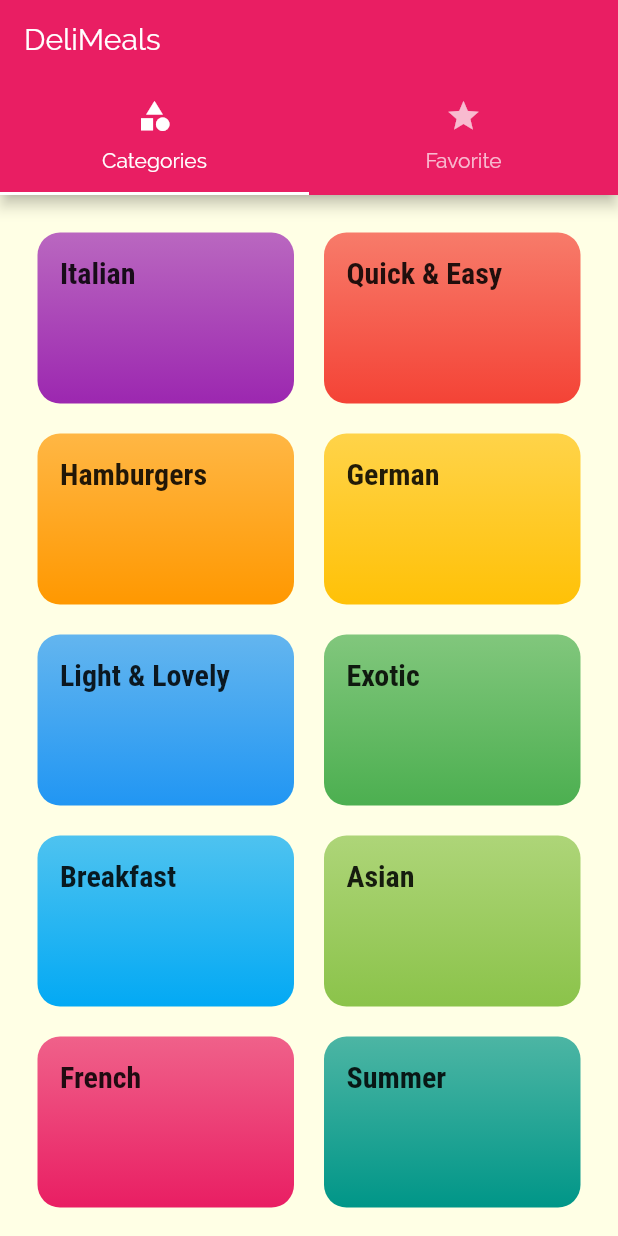
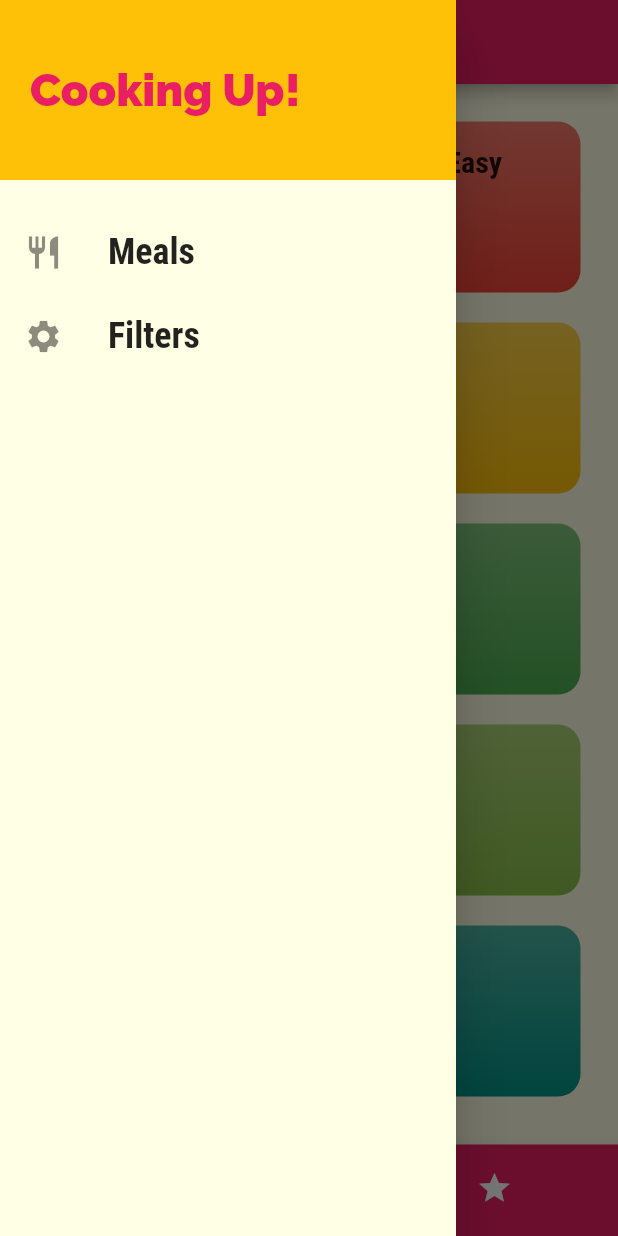
Before and after one commit to gaiyadev/deliMeals, a Flutter app: the screen it shows after launch, with the side drawer open (before the commit the screen has no drawer), on a phone screen of 412 x 824 dp. Run offline on Flutter 3.47's test engine with Material 2 defaults, Android fonts, the phone set to English and light mode, and no system bars.

Commit message:
Add: added drawer and some cool things

```diff
--- a/lib/main.dart
+++ b/lib/main.dart
@@ -1,5 +1,6 @@
 import 'package:flutter/material.dart';
 import 'package:navigation/screen/category_meals_screen.dart';
+import 'package:navigation/screen/filters_screen.dart';
 import 'package:navigation/screen/meal_details_screen.dart';
 import 'package:navigation/screen/tabs_screen.dart';
 
@@ -32,6 +33,7 @@ class MyApp extends StatelessWidget {
         '/': (context) => TabsScreen(),
         CategoryMealScreen.id: (context) => CategoryMealScreen(),
         MealDetailsScreen.id: (context) => MealDetailsScreen(),
+        FilterScreen.id: (context) => FilterScreen(),
       },
     );
   }
--- /dev/null
+++ b/lib/screen/filters_screen.dart
@@ -0,0 +1,19 @@
+import 'package:flutter/material.dart';
+import 'package:navigation/widgets/main_drawer.dart';
+
+class FilterScreen extends StatelessWidget {
+  static const id = 'filterScreen';
+
+  @override
+  Widget build(BuildContext context) {
+    return Scaffold(
+      appBar: AppBar(
+        title: Text('Your Filters'),
+      ),
+      drawer: MainDrawer(),
+      body: Center(
+        child: Text('Filters'),
+      ),
+    );
+  }
+}
--- a/lib/screen/tabs_screen.dart
+++ b/lib/screen/tabs_screen.dart
@@ -1,6 +1,7 @@
 import 'package:flutter/material.dart';
 import 'package:navigation/screen/categories_screen.dart';
 import 'package:navigation/screen/fovoriteScreen.dart';
+import 'package:navigation/widgets/main_drawer.dart';
 
 class TabsScreen extends StatefulWidget {
   @override
@@ -8,34 +9,55 @@ class TabsScreen extends StatefulWidget {
 }
 
 class _TabsScreenState extends State<TabsScreen> {
+  final List<Map<String, Object>> _pages = [
+    {
+      'page': CategoriesScreen(),
+      'title': 'Categories',
+    },
+    {
+      'page': FavoriteScreen(),
+      'title': 'Favorites',
+    }
+  ];
+
+  int _selectedPageIndex = 0;
+
+  void _selectPage(int index) {
+    setState(() {
+      _selectedPageIndex = index;
+    });
+  }
+
   @override
   Widget build(BuildContext context) {
-    return DefaultTabController(
-      length: 2,
-      initialIndex: 0,
-      child: Scaffold(
-        appBar: AppBar(
-          title: Text('DeliMeals'),
-          bottom: TabBar(
-            tabs: [
-              Tab(
-                icon: Icon(Icons.category),
-                text: 'Categories',
+    return Scaffold(
+      appBar: AppBar(
+        title: Text(_pages[_selectedPageIndex]['title']),
+      ),
+      drawer: MainDrawer(),
+      body: _pages[_selectedPageIndex]['page'],
+      bottomNavigationBar: BottomNavigationBar(
+        onTap: _selectPage,
+        items: [
+          BottomNavigationBarItem(
+              backgroundColor: Theme.of(context).primaryColor,
+              icon: Icon(
+                Icons.category,
               ),
-              Tab(
-                icon: Icon(Icons.star),
-                text: 'Favorite',
+              title: Text('Categories')),
+          BottomNavigationBarItem(
+              backgroundColor: Theme.of(context).primaryColor,
+              icon: Icon(
+                Icons.star,
               ),
-            ],
-            indicatorColor: Colors.white,
-            indicatorSize: TabBarIndicatorSize.tab,
-            labelPadding: EdgeInsets.all(2.0),
-          ),
-        ),
-        body: TabBarView(children: [
-          CategoriesScreen(),
-          FavoriteScreen(),
-        ]),
+              title: Text('Favorites')),
+        ],
+        backgroundColor: Theme.of(context).primaryColor,
+        unselectedItemColor: Colors.white,
+        selectedItemColor: Theme.of(context).accentColor,
+        currentIndex: _selectedPageIndex,
+        selectedFontSize: 17.0,
+        type: BottomNavigationBarType.shifting,
       ),
     );
   }
--- /dev/null
+++ b/lib/widgets/main_drawer.dart
@@ -0,0 +1,62 @@
+import 'package:flutter/material.dart';
+import 'package:navigation/screen/filters_screen.dart';
+
+class MainDrawer extends StatelessWidget {
+  Widget buildListTile(String title, IconData icon, Function onTap) {
+    return ListTile(
+      leading: Icon(
+        icon,
+        size: 26,
+      ),
+      title: Text(
+        title,
+        style: TextStyle(
+          fontFamily: 'RobotoCondensed',
+          fontSize: 24.0,
+          fontWeight: FontWeight.bold,
+        ),
+      ),
+      onTap: onTap,
+    );
+  }
+
+  @override
+  Widget build(BuildContext context) {
+    return Drawer(
+      child: Column(
+        children: [
+          Container(
+            color: Colors.amber,
+            height: 120.0,
+            width: double.infinity,
+            padding: EdgeInsets.all(20.0),
+            alignment: Alignment.centerLeft,
+            child: Text(
+              'Cooking Up!',
+              style: TextStyle(
+                fontWeight: FontWeight.w900,
+                fontSize: 30.0,
+                color: Theme.of(context).primaryColor,
+              ),
+            ),
+          ),
+          SizedBox(
+            height: 20.0,
+          ),
+          buildListTile('Meals', Icons.restaurant, () {
+            Navigator.of(context).pushReplacementNamed('/');
+          }),
+          buildListTile(
+            'Filters',
+            Icons.settings,
+            () {
+              Navigator.of(context).pushReplacementNamed(
+                FilterScreen.id,
+              );
+            },
+          ),
+        ],
+      ),
+    );
+  }
+}
```
